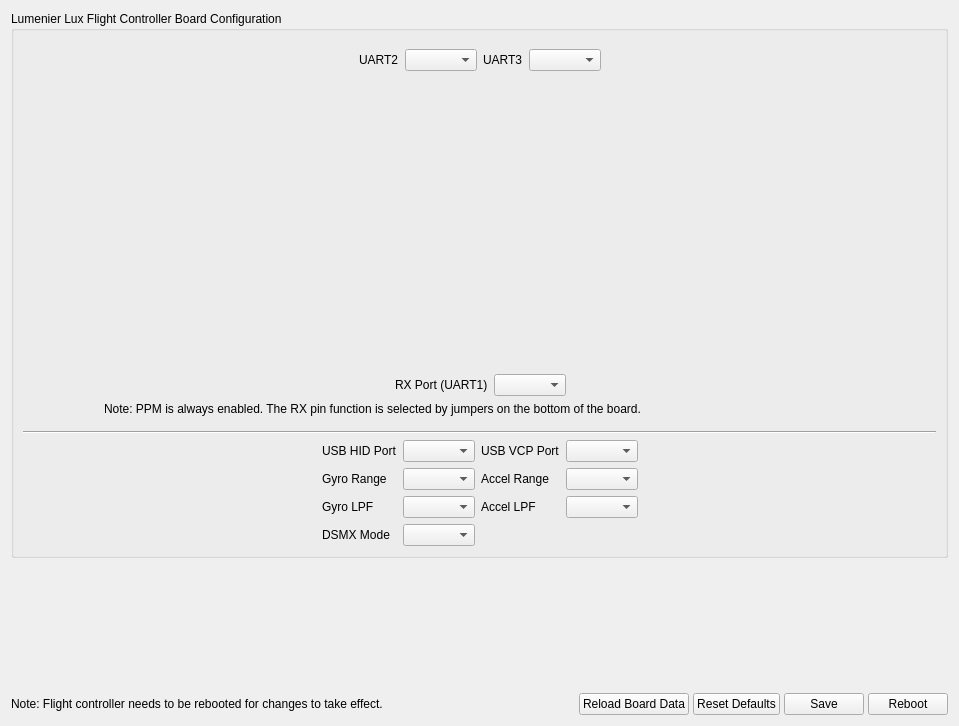
Qt form ground/gcs/src/plugins/boards_brotronics/luxconfiguration.ui (d-ronin/dRonin) before a commit.
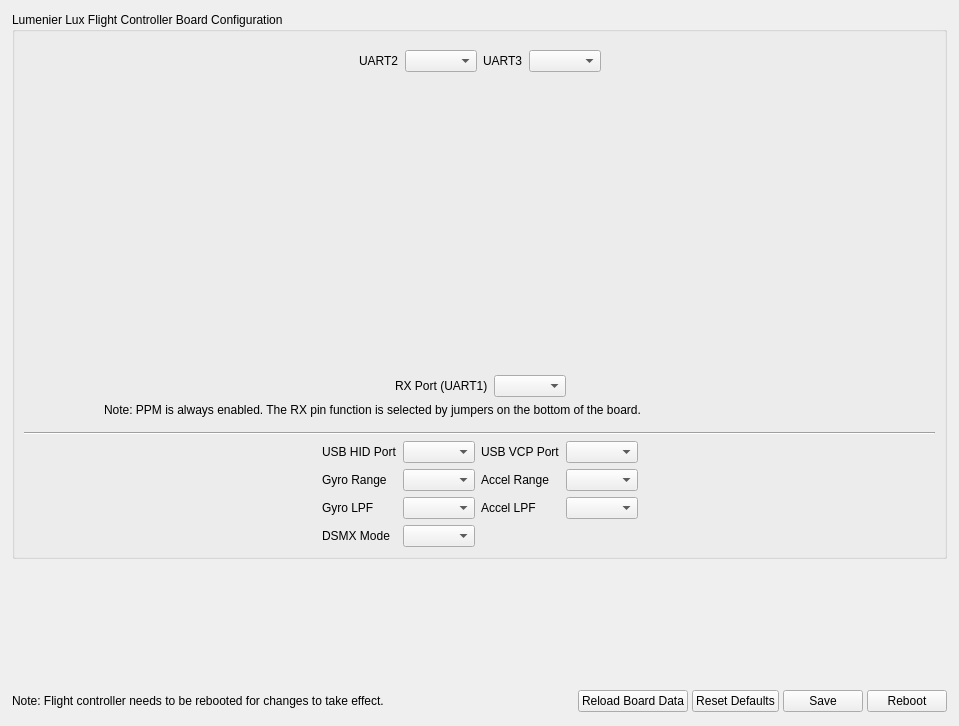
The same form after that commit. Icons and pictures are not drawn.

Commit message: gcs,lux: UI tweaks.

```diff
--- a/ground/gcs/src/plugins/boards_brotronics/luxconfiguration.ui
+++ b/ground/gcs/src/plugins/boards_brotronics/luxconfiguration.ui
@@ -27,6 +27,18 @@
    <string>Form</string>
   </property>
   <layout class="QVBoxLayout" name="verticalLayout_2">
+   <property name="leftMargin">
+    <number>12</number>
+   </property>
+   <property name="topMargin">
+    <number>12</number>
+   </property>
+   <property name="rightMargin">
+    <number>12</number>
+   </property>
+   <property name="bottomMargin">
+    <number>12</number>
+   </property>
    <item>
     <widget class="QGroupBox" name="groupBox_2">
      <property name="title">
@@ -576,6 +588,12 @@
          <verstretch>0</verstretch>
         </sizepolicy>
        </property>
+       <property name="minimumSize">
+        <size>
+         <width>0</width>
+         <height>25</height>
+        </size>
+       </property>
        <property name="text">
         <string>&lt;html&gt;&lt;head/&gt;&lt;body&gt;&lt;p&gt;Note: Flight controller needs to be rebooted for changes to take effect.&lt;/p&gt;&lt;/body&gt;&lt;/html&gt;</string>
        </property>
```
